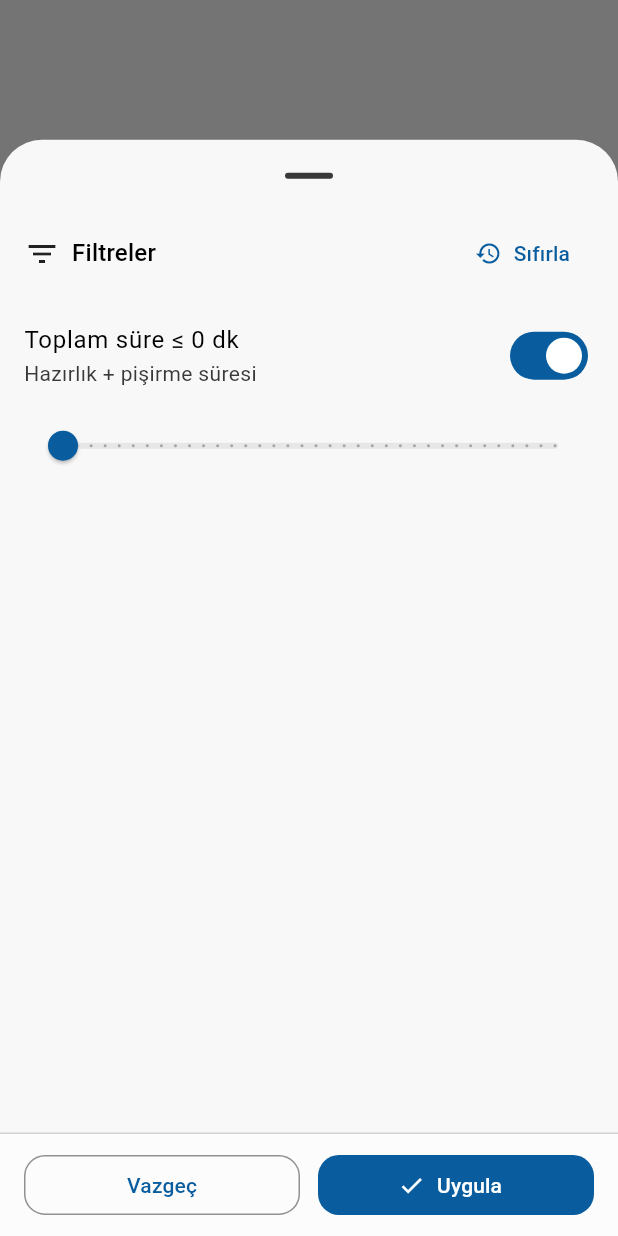
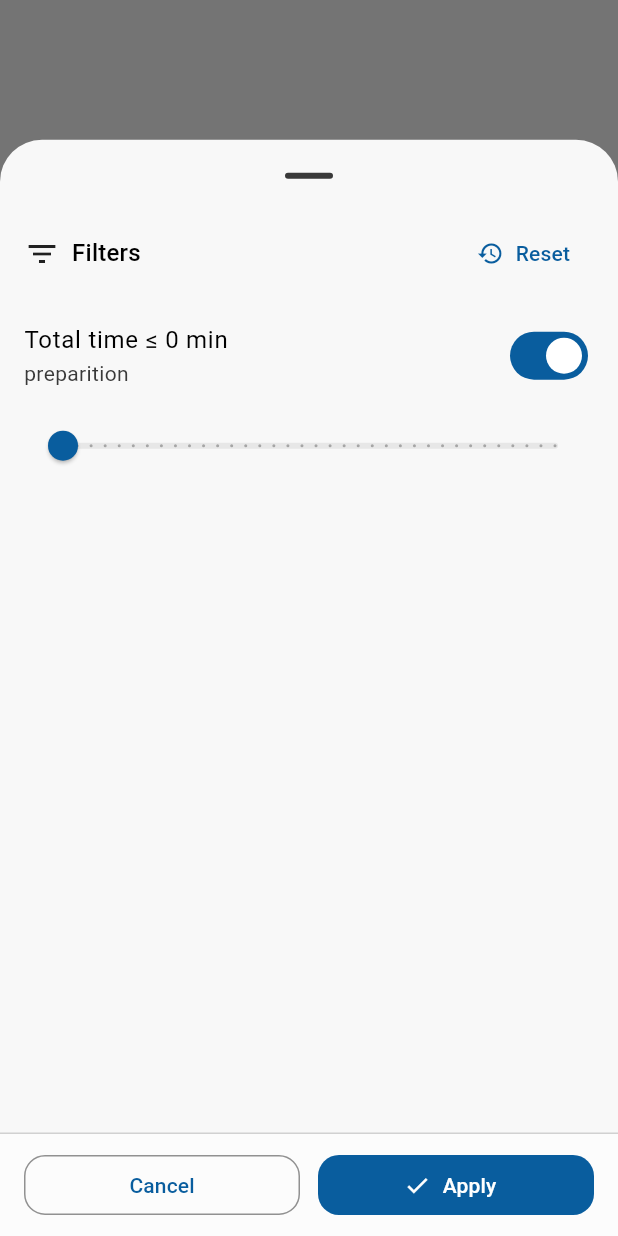
Before and after one commit to Yido1007/dorm_chef, a Flutter app: what showRecipeFilterSheet() shows on an empty page, opened directly with empty values, on a phone screen of 412 x 824 dp. Run offline on Flutter 3.47's test engine with Material 3 defaults, Android fonts, the phone set to English and light mode, and no system bars; our stand-ins replace cloud_firestore, easy_localization, firebase_auth, firebase_core, flex_color_scheme, google_sign_in and 4 more; missing offline and left inert: android_intent_plus, mobile_scanner; accounts and stored records are empty.

Commit message:
Language support added to the recipe detail, filter, card

```diff
--- a/asset/lang/en.json
+++ b/asset/lang/en.json
@@ -67,6 +67,7 @@
   "remove":"Remove",
   "recipe": "Recipes",
   "filter": "Filter",
+  "filters": "Filters",
   "clear_filter": "Clear Filters",
   "recipe_search": "Search title, ingredient, tag…",
   "add_product": "Add Product",
@@ -84,12 +85,28 @@
   "example_2":"Ingredients (For example tomato)",
   "ingredients": "Ingredients",
   "what_you_have": "What You Have",
-  "missing": "Missing Items",
+  "missing": "Missing Ingredients",
   "add_to_cart": "Add Missing Items to Cart",
+  "added_to_cart": "Added Missing Items to Cart",
   "save":"Save",
   "reduce":"Reduce",
   "increase":"Increase",
   "delete_ing":"Delete Ingredients",
   "amount_n": "Amount: {n}",
-  "confirm_remove_label_q": "Remove \"{label}\"?"
+  "confirm_remove_label_q": "Remove \"{label}\"?",
+  "how_to_make":"How to make",
+  "reset":"Reset",
+  "kitchen":"Kitchen",
+  "all":"All",
+  "label":"Labels",
+  "preparation":"Preparation + Cooking Time",
+  "apply":"Apply",
+  "total_time_n": "Total time ≤ {n} min",
+  "no_time_limit": "No Time Limit",
+  "unit_min": "min",
+  "prep_n_min": "{n} {min} Prep",
+  "cook_n_min": "{n} {min} Cook",
+  "servings_n": "{n} Servings",
+  "ingredients_have_need_p": "{have} / {need} Ingredients available (%{p})",
+  "required_ingredients": "Required ingredients"
 }
--- a/asset/lang/tr.json
+++ b/asset/lang/tr.json
@@ -67,6 +67,7 @@
   "cart_main":"Sepet boş. Tarif detayından “Eksikleri ekle” ile doldurabilirsin.",
   "recipe":"Tarifler",
   "filter":"Filtrele",
+  "filters":"Filtreler",
   "clear_filter":"Filtreleri Temizle",
   "recipe_search":"Başlık, malzeme, etiket ara…",
   "add_product":"Ürün Ekle",
@@ -84,12 +85,29 @@
   "example_2":"Malzeme (Örn. Domates)",
   "ingredients":"Malzemeler",
   "what_you_have":"Elinde Olanlar",
-  "missing":"Eksik Olanlar",
+  "missing":"Eksik Malzemeler",
   "add_to_cart":"Eksikleri Alışveriş Listesine Ekle",
+  "added_to_cart":"Eksikleri Alışveriş Listesine Eklendi",
   "save":"Kaydet",
   "reduce":"Azalt",
   "increase":"Arttır",
   "delete_ing":"Malzemeyi Sil",
   "amount_n": "Miktar: {n}",
-  "confirm_remove_label_q": "\"{label}\" kaldırılsın mı?"
+  "confirm_remove_label_q": "\"{label}\" kaldırılsın mı?",
+  "how_to_make":"Yapılışı",
+  "reset":"Sıfırla",
+  "kitchen":"Mutfak",
+  "all":"Hepsi",
+  "label":"Etiketler",
+  "preparation":"Hazırlık + Pişirme Süresi",
+  "apply":"Uygula",
+  "total_time_n": "Toplam Süre ≤ {n} dk",
+  "no_time_limit": "Süre Sınırlaması Yok",
+  "unit_min": "dk",
+  "prep_n_min": "{n} {min} Hazırlık",
+  "cook_n_min": "{n} {min} Pişirme",
+  "servings_n": "{n} Porsiyon",
+  "ingredients_have_need_p": "{have} / {need} Malzeme var (%{p})",
+  "required_ingredients": "Gerekli malzemeler"
+
 }
--- a/lib/widget/recipe_filter.dart
+++ b/lib/widget/recipe_filter.dart
@@ -1,3 +1,4 @@
+import 'package:easy_localization/easy_localization.dart';
 import 'package:flutter/material.dart';
 
 import '../service/norm.dart';
@@ -38,7 +39,8 @@ Future<RecipeFilter?> showRecipeFilterSheet(
   final local = current.copy();
   bool limitTime = local.maxMinutes != null;
   double minutes = (local.maxMinutes ?? 45).toDouble();
-
+  String fmtNum(BuildContext context, num v) =>
+      NumberFormat.decimalPattern(context.locale.toString()).format(v);
   return await showModalBottomSheet<RecipeFilter>(
     context: context,
     isScrollControlled: true,
@@ -64,7 +66,7 @@ Future<RecipeFilter?> showRecipeFilterSheet(
                         const Icon(Icons.filter_list),
                         const SizedBox(width: 8),
                         Text(
-                          'Filtreler',
+                          'filters'.tr(),
                           style: Theme.of(ctx).textTheme.titleMedium,
                         ),
                         const Spacer(),
@@ -79,7 +81,7 @@ Future<RecipeFilter?> showRecipeFilterSheet(
                             setState(() {});
                           },
                           icon: const Icon(Icons.restore),
-                          label: const Text('Sıfırla'),
+                          label: Text('reset').tr(),
                         ),
                       ],
                     ),
@@ -91,7 +93,7 @@ Future<RecipeFilter?> showRecipeFilterSheet(
                       children: [
                         if (availableCuisines.isNotEmpty) ...[
                           Text(
-                            'Mutfak',
+                            'kitchen'.tr(),
                             style: Theme.of(ctx).textTheme.labelLarge,
                           ),
                           const SizedBox(height: 8),
@@ -100,7 +102,7 @@ Future<RecipeFilter?> showRecipeFilterSheet(
                             runSpacing: 8,
                             children: [
                               ChoiceChip(
-                                label: const Text('Hepsi'),
+                                label: Text('all'.tr()),
                                 selected: local.cuisine == null,
                                 onSelected:
                                     (_) => setState(() => local.cuisine = null),
@@ -120,7 +122,7 @@ Future<RecipeFilter?> showRecipeFilterSheet(
                         ],
                         if (availableTags.isNotEmpty) ...[
                           Text(
-                            'Etiketler',
+                            'label'.tr(),
                             style: Theme.of(ctx).textTheme.labelLarge,
                           ),
                           const SizedBox(height: 8),
@@ -158,10 +160,14 @@ Future<RecipeFilter?> showRecipeFilterSheet(
                           },
                           title: Text(
                             limitTime
-                                ? 'Toplam süre ≤ ${minutes.toInt()} dk'
-                                : 'Süre sınırlaması yok',
+                                ? 'total_time_n'.tr(
+                                  namedArgs: {
+                                    'n': fmtNum(context, minutes.toInt()),
+                                  },
+                                )
+                                : 'no_time_limit'.tr(),
                           ),
-                          subtitle: const Text('Hazırlık + pişirme süresi'),
+                          subtitle: Text('preparition'.tr()),
                         ),
                         if (limitTime) ...[
                           Slider(
@@ -198,7 +204,7 @@ Future<RecipeFilter?> showRecipeFilterSheet(
                         Expanded(
                           child: OutlinedButton(
                             onPressed: () => Navigator.pop(sheetCtx, null),
-                            child: const Text('Vazgeç'),
+                            child: Text('cancel'.tr()),
                           ),
                         ),
                         const SizedBox(width: 12),
@@ -206,7 +212,7 @@ Future<RecipeFilter?> showRecipeFilterSheet(
                           child: FilledButton.icon(
                             onPressed: () => Navigator.pop(sheetCtx, local),
                             icon: const Icon(Icons.check),
-                            label: const Text('Uygula'),
+                            label: Text('apply'.tr()),
                           ),
                         ),
                       ],
```
Also changed, not shown: lib/screen/static/recipe_detail.dart (+13 -8 lines), lib/widget/recipes_card.dart (+40 -7 lines).
